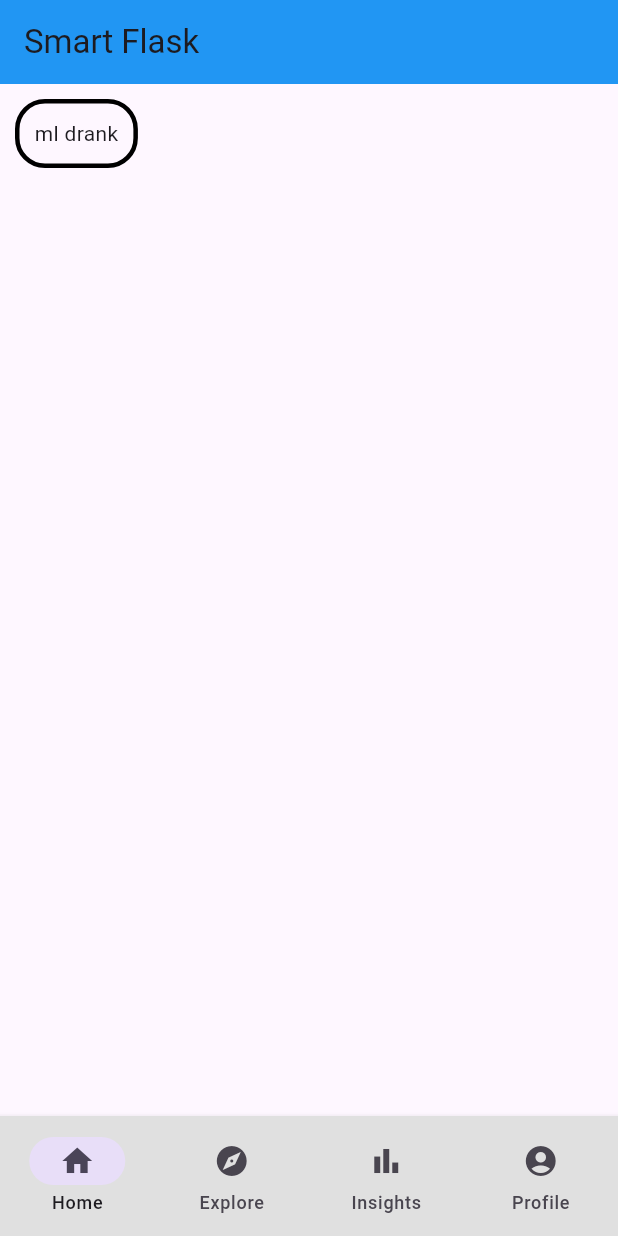
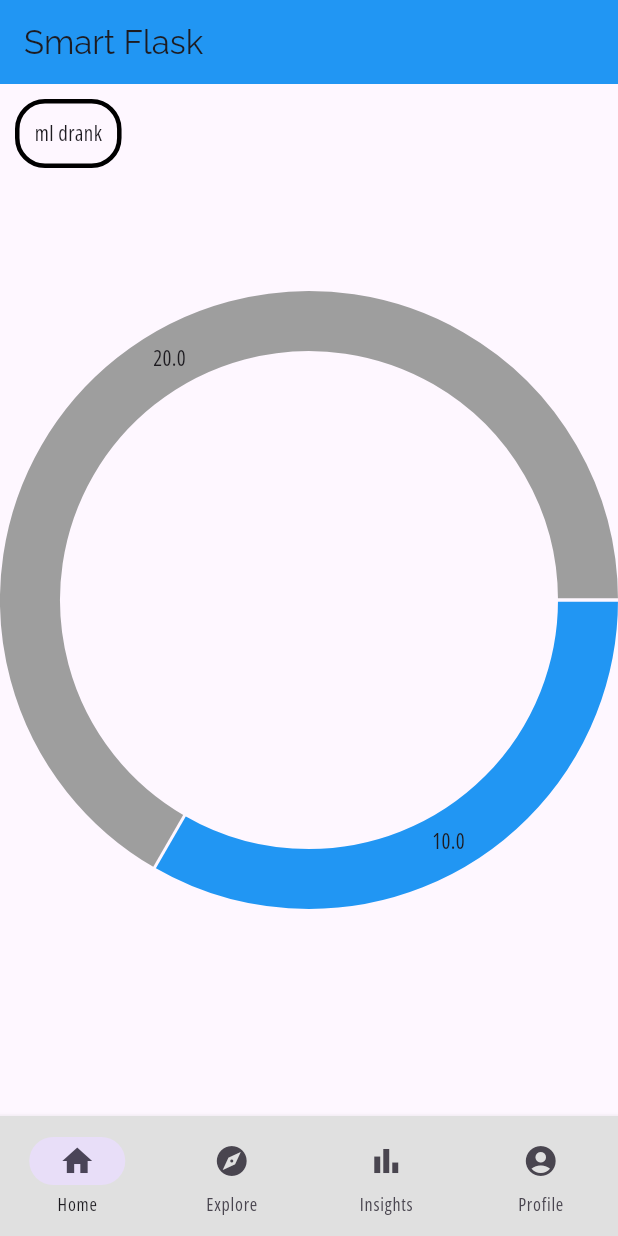
Before and after one commit to haowenyu49/smart-flask, a Flutter app: the screen it shows after launch, on a phone screen of 412 x 824 dp. Run offline on Flutter 3.47's test engine with Material 3 defaults, Android fonts, the phone set to English and light mode, and no system bars; drawn by our look-alikes of fl_chart.

Commit message:
Homepage Update

```diff
--- a/lib/main.dart
+++ b/lib/main.dart
@@ -1,5 +1,7 @@
+import 'package:fl_chart/fl_chart.dart';
 import 'package:flutter/material.dart';
 import 'package:smartflask/main.dart';
+import 'package:smartflask/components/pie_chart.dart';
 
 void main() {
   runApp(const MyApp());
@@ -16,12 +18,18 @@ class _MyAppState extends State<MyApp> {
   Widget build(BuildContext context)
   {
     return MaterialApp(
+     theme: ThemeData(fontFamily: 'OpenSans'),
       home: Scaffold(
         appBar: AppBar(
-          title: const Text('Smart Flask'),
+          title: const Text('Smart Flask',
+          style: TextStyle(fontFamily: 'Raleway')),
+
           backgroundColor: Colors.blue,
         ),
-        body: Container(
+        body: Stack(
+          children: [
+            Container(
+
               child: const Text('ml drank'),
               margin: const EdgeInsets.all(10),
               padding: const EdgeInsets.all(10),
@@ -35,6 +43,24 @@ class _MyAppState extends State<MyApp> {
               ),
 
             ),
+            Container(
+              child: PieChart(
+                  PieChartData(sections: [
+                    PieChartSectionData(
+                      value: 10,
+                      color: Colors.blue,
+                    ),
+                    PieChartSectionData(
+                      value: 20,
+                      color: Colors.grey
+                    )
+                  ])
+              )
+            )
+          ],
+        ),
+
+
         bottomNavigationBar: NavigationBar(
           destinations: const [
           NavigationDestination(
```
Also changed, not shown: lib/components/pie_chart.dart (added, +18 -0 lines), pubspec.yaml (+22 -0 lines), custom_fonts/fonts/OpenSans_Condensed-Bold.ttf (added), custom_fonts/fonts/OpenSans_Condensed-Italic.ttf (added), custom_fonts/fonts/OpenSans_Condensed-Regular.ttf (added), custom_fonts/fonts/OpenSans_Condensed-SemiBold.ttf (added), custom_fonts/fonts/Raleway-Bold.ttf (added), custom_fonts/fonts/Raleway-Italic.ttf (added), custom_fonts/fonts/Raleway-Light.ttf (added), custom_fonts/fonts/Raleway-Regular.ttf (added), custom_fonts/fonts/Raleway-SemiBold.ttf (added), pubspec.lock. Lines whose indentation alone changed are shown as unchanged.
